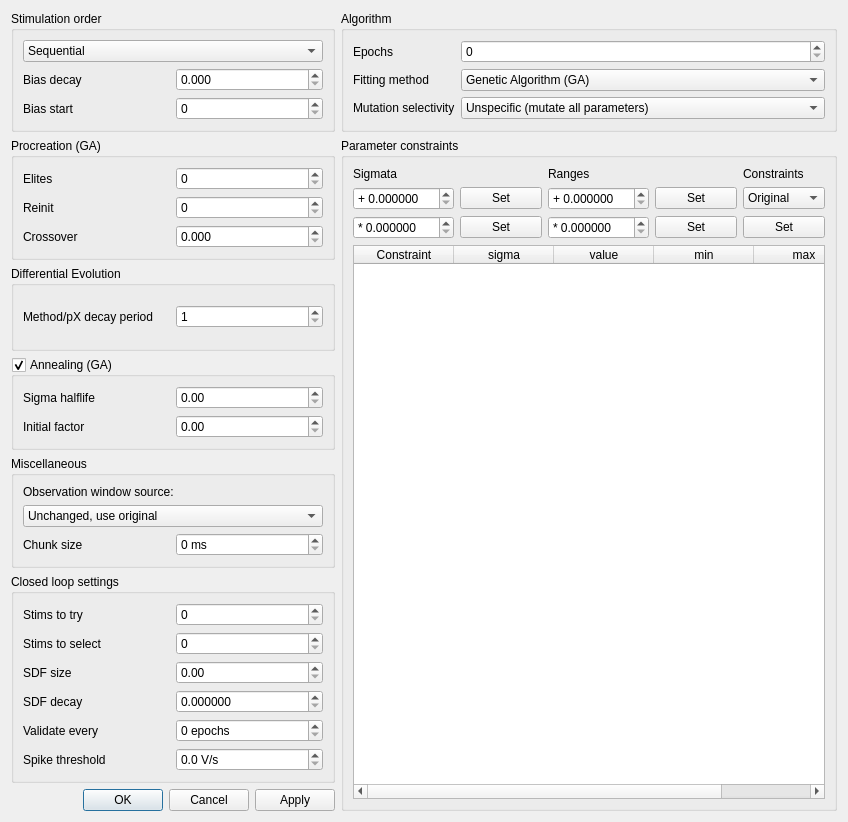
Before: the Qt Designer form src/gui/gafittersettingsdialog.ui in CompEphys-team/rtdo, drawn with Qt 5.
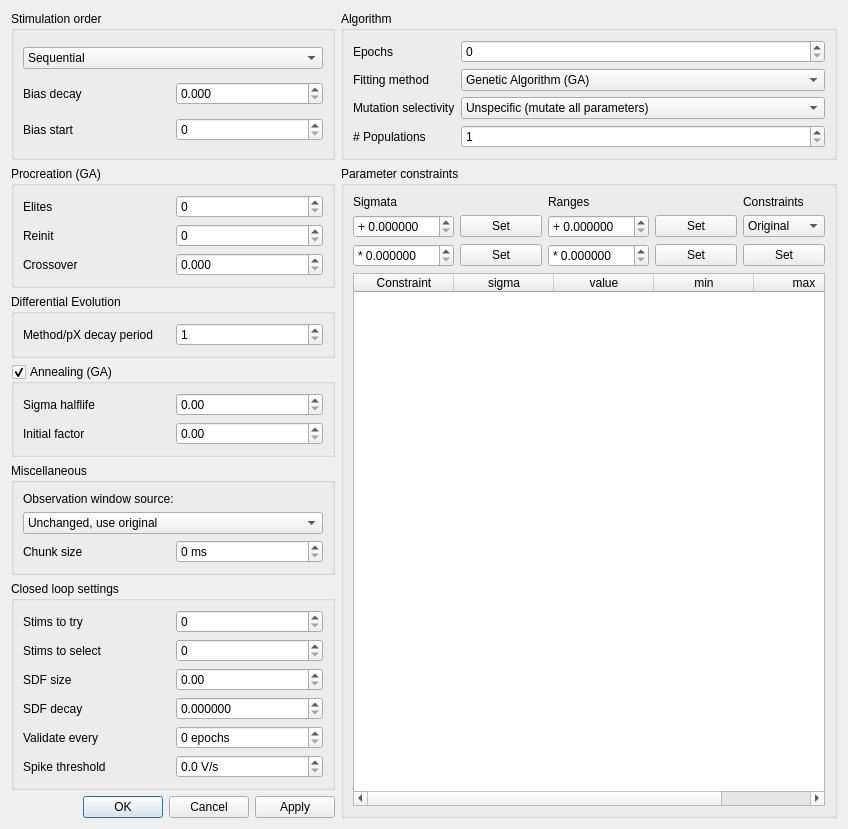
After: the same form once the commit is applied.

```diff
--- a/src/gui/gafittersettingsdialog.ui
+++ b/src/gui/gafittersettingsdialog.ui
@@ -537,6 +537,20 @@
         </item>
        </widget>
       </item>
+      <item row="3" column="1">
+       <widget class="QSpinBox" name="num_populations">
+        <property name="minimum">
+         <number>1</number>
+        </property>
+       </widget>
+      </item>
+      <item row="3" column="0">
+       <widget class="QLabel" name="label_23">
+        <property name="text">
+         <string># Populations</string>
+        </property>
+       </widget>
+      </item>
      </layout>
     </widget>
    </item>
```
